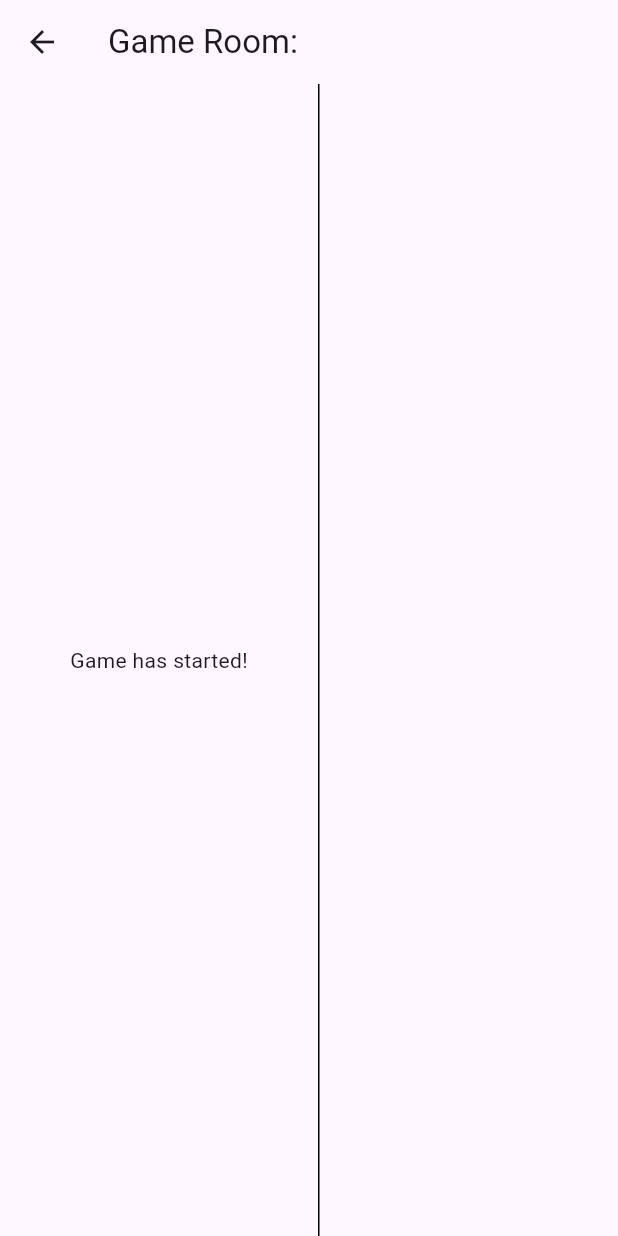
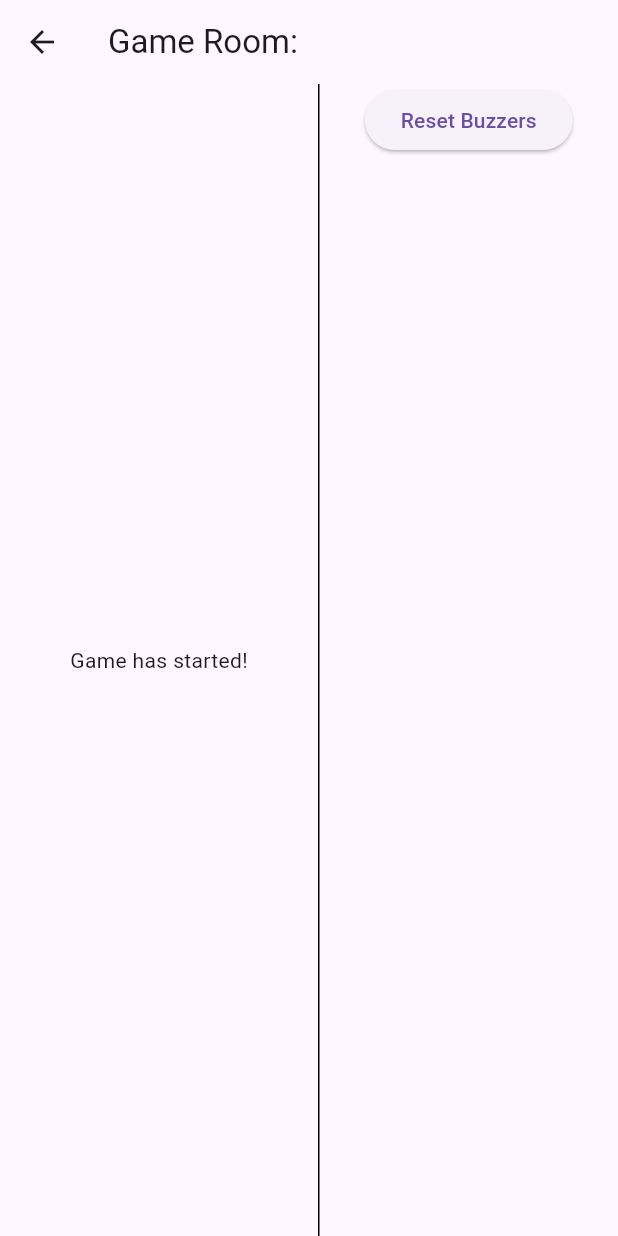
Before and after one commit to noclone/noquiz_client, a Flutter app: the AdminRoomLobbyPage screen opened directly with empty values, after a tap on "Start Game", on a phone screen of 412 x 824 dp. Run offline on Flutter 3.47's test engine with Material 3 defaults, Android fonts, the phone set to English and light mode, and no system bars; network calls fail.

Commit message:
reset buzzers

```diff
--- a/lib/pages/admin/admin_room_game_page.dart
+++ b/lib/pages/admin/admin_room_game_page.dart
@@ -1,11 +1,13 @@
 import 'package:flutter/material.dart';
 import 'dart:convert';
+import 'package:web_socket_channel/io.dart';
 
 class AdminRoomGamePage extends StatefulWidget {
   final String roomId;
+  final IOWebSocketChannel channel;
   final Stream<dynamic> broadcastStream;
 
-  const AdminRoomGamePage({super.key, required this.roomId, required this.broadcastStream});
+  const AdminRoomGamePage({super.key, required this.roomId, required this.channel, required this.broadcastStream});
 
   @override
   State<AdminRoomGamePage> createState() => _AdminRoomGamePageState();
@@ -13,6 +15,10 @@ class AdminRoomGamePage extends StatefulWidget {
 
 class _AdminRoomGamePageState extends State<AdminRoomGamePage> {
   List<Map<String, dynamic>> buzzes = [];
+
+  void _resetBuzzers() {
+    widget.channel.sink.add('{"reset-buzzer": true}');
+  }
 
   @override
   void initState() {
@@ -50,6 +56,13 @@ class _AdminRoomGamePageState extends State<AdminRoomGamePage> {
             decoration: const BoxDecoration(
               border: Border(left: BorderSide(width: 1)),
             ),
+            child: Column(
+              children: [
+                ElevatedButton(
+                  onPressed: _resetBuzzers,
+                  child: const Text('Reset Buzzers'),
+                ),
+                Expanded(
                   child: ListView.builder(
                     itemCount: buzzes.length,
                     itemBuilder: (context, index) {
@@ -63,6 +76,9 @@ class _AdminRoomGamePageState extends State<AdminRoomGamePage> {
                 ),
               ],
             ),
+          ),
+        ],
+      ),
     );
   }
 }
--- a/lib/pages/admin/admin_room_lobby_page.dart
+++ b/lib/pages/admin/admin_room_lobby_page.dart
@@ -65,7 +65,7 @@ class _AdminRoomLobbyPageState extends State<AdminRoomLobbyPage> {
     Navigator.push(
       context,
       MaterialPageRoute(
-        builder: (context) => AdminRoomGamePage(roomId: widget.roomId, broadcastStream: broadcastStream),
+        builder: (context) => AdminRoomGamePage(roomId: widget.roomId, channel: channel, broadcastStream: broadcastStream),
       ),
     );
   }
```
Also changed, not shown: lib/pages/player/player_room_game_page.dart (+30 -4 lines), lib/pages/player/player_room_lobby_page.dart (+5 -2 lines). Lines whose indentation alone changed are shown as unchanged.
